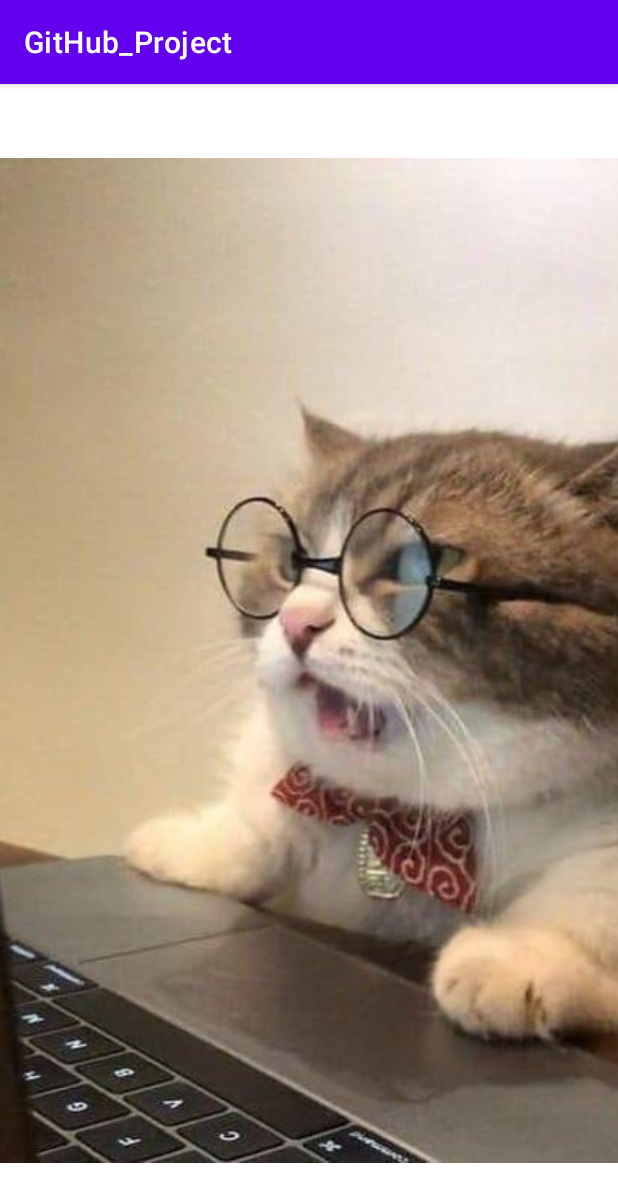
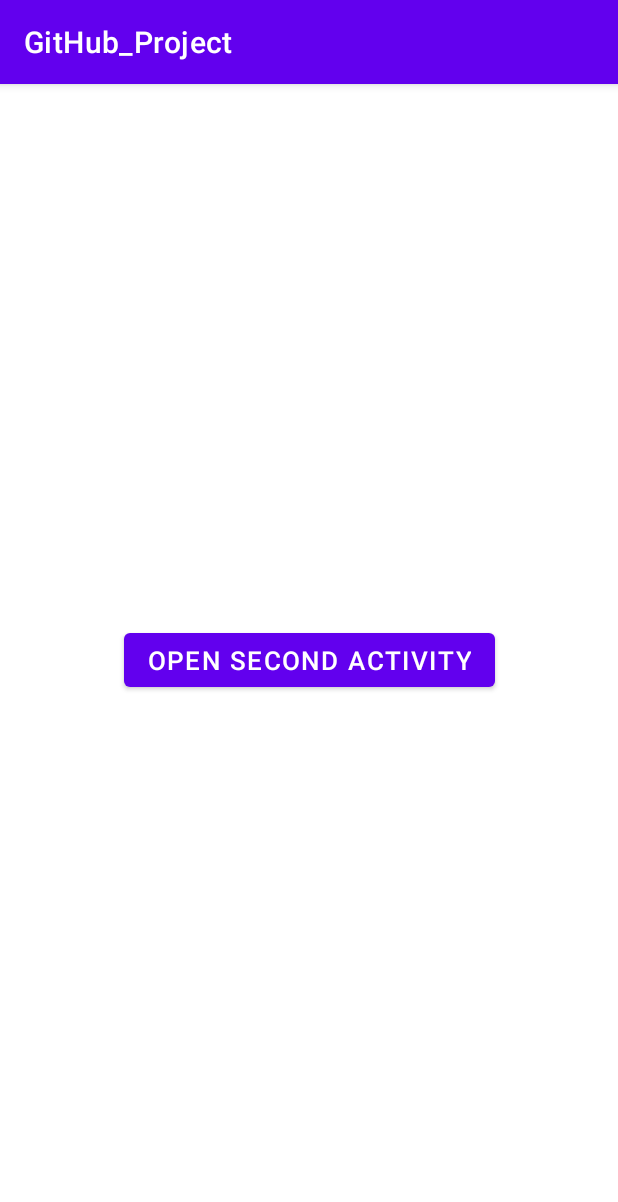
Before and after one commit to SamandarAsiydinov/GitHub_Project, an Android app: the screen it shows after launch (MainActivity), on a phone screen of 412 x 824 dp. Shown: the top 1202 px of the screen. Run offline under Robolectric (Android 15) with nearby library versions, the phone set to English and light mode, and no system bars.

Commit message:
Added Second Activity

```diff
--- a/app/src/main/AndroidManifest.xml
+++ b/app/src/main/AndroidManifest.xml
@@ -10,6 +10,9 @@
         android:supportsRtl="true"
         android:theme="@style/Theme.GitHub_Project">
         <activity
+            android:name=".SecondActivity"
+            android:exported="false" />
+        <activity
             android:name=".MainActivity"
             android:exported="true">
             <intent-filter>
--- a/app/src/main/java/com/example/github_project/MainActivity.kt
+++ b/app/src/main/java/com/example/github_project/MainActivity.kt
@@ -1,11 +1,25 @@
 package com.example.github_project
 
+import android.content.Intent
 import androidx.appcompat.app.AppCompatActivity
 import android.os.Bundle
+import android.widget.Button
 
 class MainActivity : AppCompatActivity() {
     override fun onCreate(savedInstanceState: Bundle?) {
         super.onCreate(savedInstanceState)
         setContentView(R.layout.activity_main)
+
+        myFun()
+    }
+
+    private fun myFun() {
+        val btnSecond = findViewById<Button>(R.id.btn_open_second)
+        btnSecond.text = getString(R.string.open_second)
+        btnSecond.textSize = 17f
+        btnSecond.setOnClickListener {
+            val intent = Intent(this,SecondActivity::class.java)
+            startActivity(intent)
+        }
     }
 }
--- a/app/src/main/res/layout/activity_main.xml
+++ b/app/src/main/res/layout/activity_main.xml
@@ -1,19 +1,19 @@
 <?xml version="1.0" encoding="utf-8"?>
-<androidx.constraintlayout.widget.ConstraintLayout xmlns:android="http://schemas.android.com/apk/res/android"
+<androidx.constraintlayout.widget.ConstraintLayout
+    xmlns:android="http://schemas.android.com/apk/res/android"
     xmlns:app="http://schemas.android.com/apk/res-auto"
     xmlns:tools="http://schemas.android.com/tools"
     android:layout_width="match_parent"
     android:layout_height="match_parent"
     tools:context=".MainActivity">
 
-    <ImageView
-    android:layout_width="wrap_content"
-    android:src="@drawable/catten"
-    android:layout_height="wrap_content"
-    android:scaleType="centerCrop"
-    app:layout_constraintBottom_toBottomOf="parent"
-    app:layout_constraintLeft_toLeftOf="parent"
-    app:layout_constraintRight_toRightOf="parent"
-    app:layout_constraintTop_toTopOf="parent" />
+    <Button
+        android:id="@+id/btn_open_second"
+        android:layout_width="wrap_content"
+        android:layout_height="wrap_content"
+        app:layout_constraintBottom_toBottomOf="parent"
+        app:layout_constraintEnd_toEndOf="parent"
+        app:layout_constraintStart_toStartOf="parent"
+        app:layout_constraintTop_toTopOf="parent" />
 
 </androidx.constraintlayout.widget.ConstraintLayout>
--- a/app/src/main/res/values/strings.xml
+++ b/app/src/main/res/values/strings.xml
@@ -1,3 +1,5 @@
 <resources>
     <string name="app_name">GitHub_Project</string>
+    <string name="this_is">This is Second Activity</string>
+    <string name="open_second">Open Second Activity</string>
 </resources>
```
